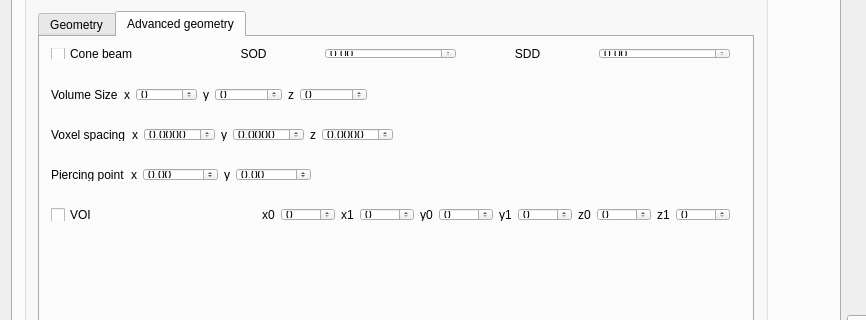
Old version of the form src/muhrec3/muhrecmainwindow.ui in the repository neutronimaging/imagingsuite; both pictures show x 0 to 866 and y 457 to 777 of the 1268 by 872 pixel window.
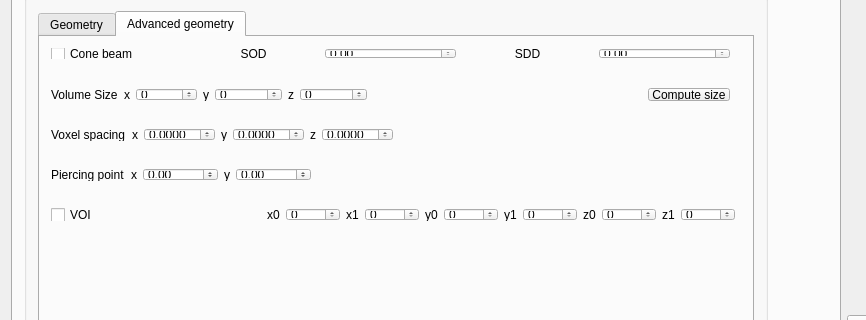
New version of the form. The open tabs and pages were chosen to show the change. Custom widgets are drawn as their Qt base class.

Commit message: automatic computation of size and isotropic spacing of volume for CBCT reconstruction was added

```diff
--- a/src/muhrec3/muhrecmainwindow.ui
+++ b/src/muhrec3/muhrecmainwindow.ui
@@ -1349,6 +1349,13 @@
                      </property>
                     </spacer>
                    </item>
+                   <item>
+                    <widget class="QPushButton" name="buttonCompSize">
+                     <property name="text">
+                      <string>Compute size</string>
+                     </property>
+                    </widget>
+                   </item>
                   </layout>
                  </widget>
                  <widget class="QWidget" name="horizontalLayoutWidget_7">
@@ -1540,7 +1547,7 @@
                    <rect>
                     <x>0</x>
                     <y>160</y>
-                    <width>701</width>
+                    <width>706</width>
                     <height>35</height>
                    </rect>
                   </property>
```
Left out of the diff: 4 changed lines with no effect on the pictures. The commit also changes 2 other files.
